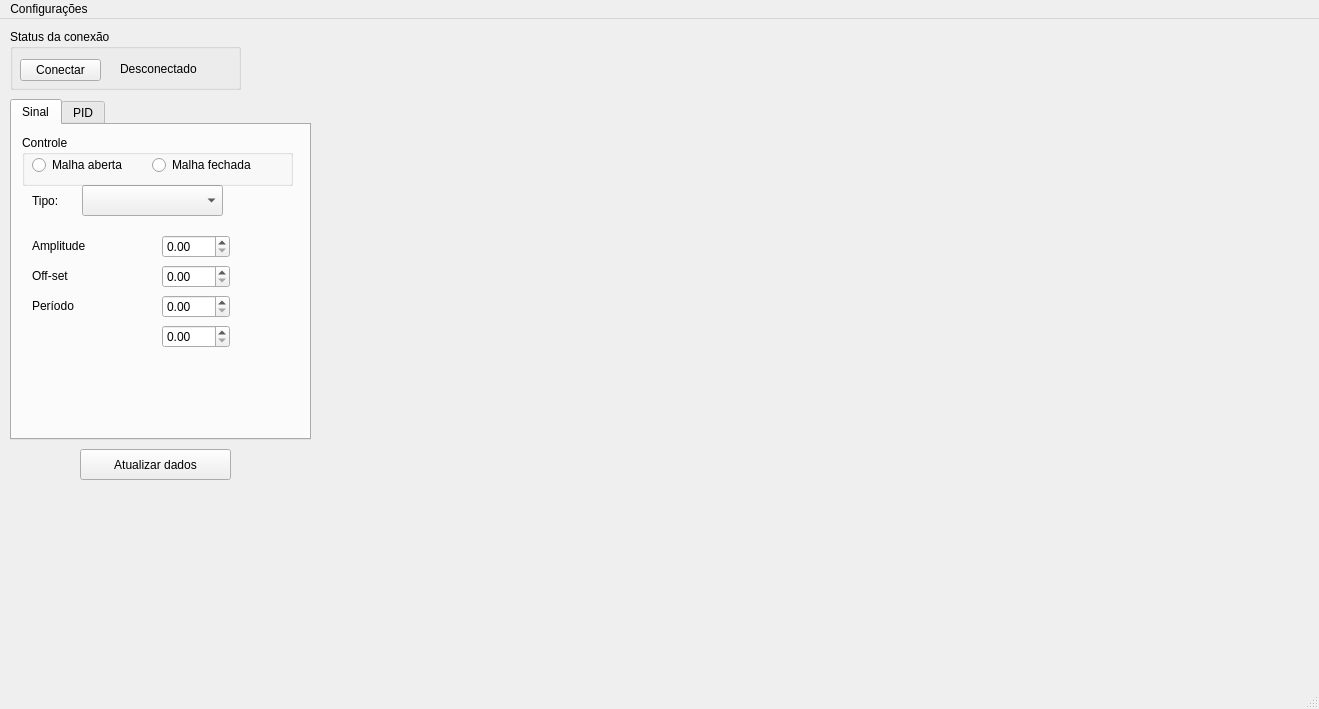
Qt form mainwindow.ui (Chechunlong/control) before a commit.
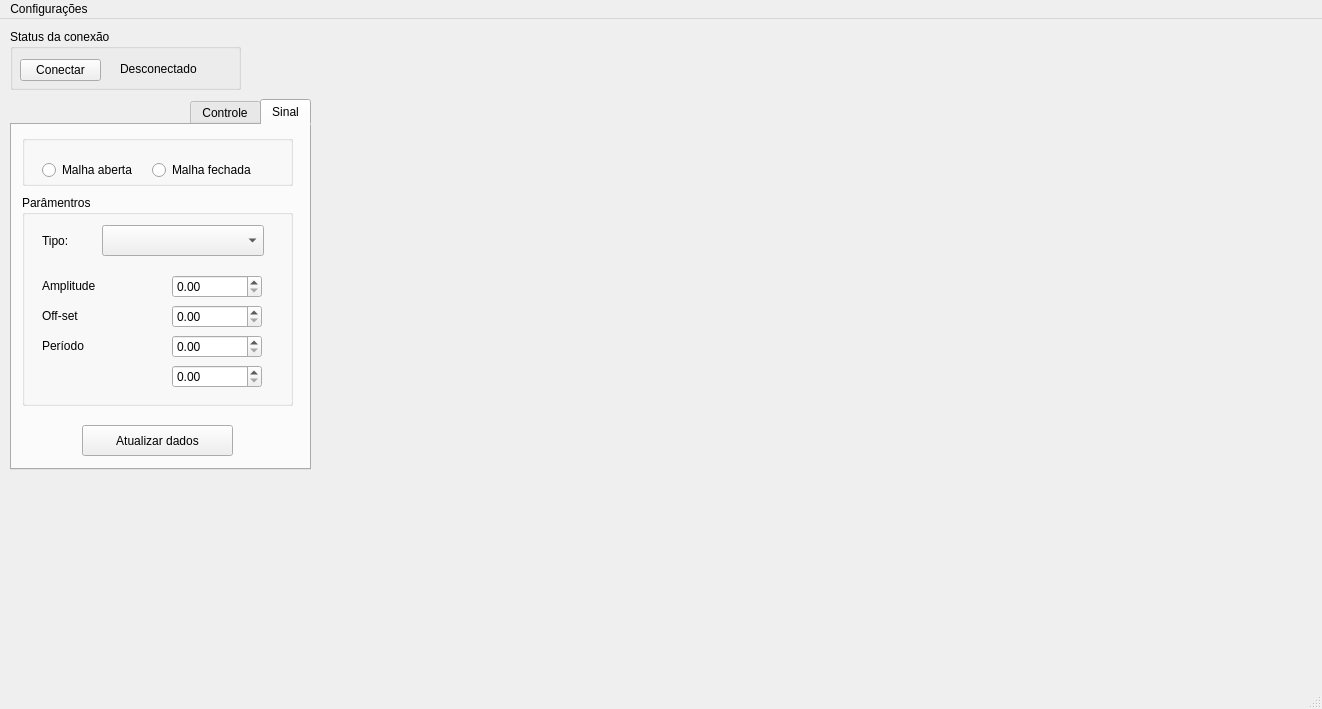
The same form after that commit. The open tabs and pages were chosen to show the change. Custom widgets are drawn as their Qt base class.

Patch:
```diff
--- a/mainwindow.ui
+++ b/mainwindow.ui
@@ -6,7 +6,7 @@
    <rect>
     <x>0</x>
     <y>0</y>
-    <width>1319</width>
+    <width>1322</width>
     <height>709</height>
    </rect>
   </property>
@@ -133,9 +133,12 @@
       <x>10</x>
       <y>80</y>
       <width>301</width>
-      <height>341</height>
+      <height>371</height>
      </rect>
     </property>
+    <property name="layoutDirection">
+     <enum>Qt::RightToLeft</enum>
+    </property>
     <property name="currentIndex">
      <number>1</number>
     </property>
@@ -143,142 +146,6 @@
      <attribute name="title">
       <string>Sinal</string>
      </attribute>
-     <widget class="QDoubleSpinBox" name="dSpinAux">
-      <property name="geometry">
-       <rect>
-        <x>150</x>
-        <y>200</y>
-        <width>68</width>
-        <height>23</height>
-       </rect>
-      </property>
-      <property name="singleStep">
-       <double>0.500000000000000</double>
-      </property>
-     </widget>
-     <widget class="QLabel" name="labelPeriodo">
-      <property name="geometry">
-       <rect>
-        <x>20</x>
-        <y>170</y>
-        <width>131</width>
-        <height>21</height>
-       </rect>
-      </property>
-      <property name="text">
-       <string>Período</string>
-      </property>
-      <property name="alignment">
-       <set>Qt::AlignLeading|Qt::AlignLeft|Qt::AlignVCenter</set>
-      </property>
-     </widget>
-     <widget class="QComboBox" name="comboTipoSinal">
-      <property name="geometry">
-       <rect>
-        <x>70</x>
-        <y>60</y>
-        <width>141</width>
-        <height>31</height>
-       </rect>
-      </property>
-     </widget>
-     <widget class="QLabel" name="labelAmp">
-      <property name="geometry">
-       <rect>
-        <x>20</x>
-        <y>110</y>
-        <width>131</width>
-        <height>21</height>
-       </rect>
-      </property>
-      <property name="text">
-       <string>Amplitude</string>
-      </property>
-      <property name="alignment">
-       <set>Qt::AlignLeading|Qt::AlignLeft|Qt::AlignVCenter</set>
-      </property>
-     </widget>
-     <widget class="QDoubleSpinBox" name="dSpinPeriodo">
-      <property name="geometry">
-       <rect>
-        <x>150</x>
-        <y>170</y>
-        <width>68</width>
-        <height>23</height>
-       </rect>
-      </property>
-      <property name="singleStep">
-       <double>0.500000000000000</double>
-      </property>
-     </widget>
-     <widget class="QLabel" name="labelTipoSinal">
-      <property name="geometry">
-       <rect>
-        <x>20</x>
-        <y>60</y>
-        <width>59</width>
-        <height>31</height>
-       </rect>
-      </property>
-      <property name="text">
-       <string>Tipo:</string>
-      </property>
-     </widget>
-     <widget class="QLabel" name="labelOffSet">
-      <property name="geometry">
-       <rect>
-        <x>20</x>
-        <y>140</y>
-        <width>131</width>
-        <height>21</height>
-       </rect>
-      </property>
-      <property name="text">
-       <string>Off-set</string>
-      </property>
-      <property name="alignment">
-       <set>Qt::AlignLeading|Qt::AlignLeft|Qt::AlignVCenter</set>
-      </property>
-     </widget>
-     <widget class="QDoubleSpinBox" name="dSpinOffSet">
-      <property name="geometry">
-       <rect>
-        <x>150</x>
-        <y>140</y>
-        <width>68</width>
-        <height>23</height>
-       </rect>
-      </property>
-      <property name="singleStep">
-       <double>0.500000000000000</double>
-      </property>
-     </widget>
-     <widget class="QDoubleSpinBox" name="dSpinAmp">
-      <property name="geometry">
-       <rect>
-        <x>150</x>
-        <y>110</y>
-        <width>68</width>
-        <height>23</height>
-       </rect>
-      </property>
-      <property name="singleStep">
-       <double>0.500000000000000</double>
-      </property>
-     </widget>
-     <widget class="QLabel" name="labelAux">
-      <property name="geometry">
-       <rect>
-        <x>20</x>
-        <y>200</y>
-        <width>59</width>
-        <height>14</height>
-       </rect>
-      </property>
-      <property name="text">
-       <string/>
-      </property>
-     </widget>
      <widget class="QGroupBox" name="groupBox_2">
       <property name="geometry">
        <rect>
@@ -288,16 +155,19 @@
         <height>51</height>
        </rect>
       </property>
+      <property name="layoutDirection">
+       <enum>Qt::LeftToRight</enum>
+      </property>
       <property name="title">
-       <string>Controle</string>
+       <string/>
       </property>
       <widget class="QRadioButton" name="radioAberta">
        <property name="geometry">
         <rect>
-         <x>10</x>
+         <x>20</x>
          <y>20</y>
          <width>102</width>
-         <height>20</height>
+         <height>30</height>
         </rect>
        </property>
        <property name="text">
@@ -310,7 +180,7 @@
          <x>130</x>
          <y>20</y>
          <width>121</width>
-         <height>20</height>
+         <height>30</height>
         </rect>
        </property>
        <property name="text">
@@ -318,10 +188,175 @@
        </property>
       </widget>
      </widget>
+     <widget class="QGroupBox" name="groupBox_4">
+      <property name="geometry">
+       <rect>
+        <x>10</x>
+        <y>70</y>
+        <width>271</width>
+        <height>211</height>
+       </rect>
+      </property>
+      <property name="layoutDirection">
+       <enum>Qt::LeftToRight</enum>
+      </property>
+      <property name="title">
+       <string>Parâmentros</string>
+      </property>
+      <widget class="QLabel" name="labelAmp">
+       <property name="geometry">
+        <rect>
+         <x>20</x>
+         <y>80</y>
+         <width>131</width>
+         <height>21</height>
+        </rect>
+       </property>
+       <property name="text">
+        <string>Amplitude</string>
+       </property>
+       <property name="alignment">
+        <set>Qt::AlignLeading|Qt::AlignLeft|Qt::AlignVCenter</set>
+       </property>
+      </widget>
+      <widget class="QLabel" name="labelAux">
+       <property name="geometry">
+        <rect>
+         <x>20</x>
+         <y>170</y>
+         <width>120</width>
+         <height>20</height>
+        </rect>
+       </property>
+       <property name="text">
+        <string/>
+       </property>
+      </widget>
+      <widget class="QDoubleSpinBox" name="dSpinAux">
+       <property name="geometry">
+        <rect>
+         <x>150</x>
+         <y>170</y>
+         <width>90</width>
+         <height>23</height>
+        </rect>
+       </property>
+       <property name="singleStep">
+        <double>0.500000000000000</double>
+       </property>
+      </widget>
+      <widget class="QDoubleSpinBox" name="dSpinPeriodo">
+       <property name="geometry">
+        <rect>
+         <x>150</x>
+         <y>140</y>
+         <width>90</width>
+         <height>23</height>
+        </rect>
+       </property>
+       <property name="singleStep">
+        <double>0.500000000000000</double>
+       </property>
+      </widget>
+      <widget class="QComboBox" name="comboTipoSinal">
+       <property name="geometry">
+        <rect>
+         <x>80</x>
+         <y>30</y>
+         <width>162</width>
+         <height>31</height>
+        </rect>
+       </property>
+      </widget>
+      <widget class="QLabel" name="labelTipoSinal">
+       <property name="geometry">
+        <rect>
+         <x>20</x>
+         <y>30</y>
+         <width>59</width>
+         <height>31</height>
+        </rect>
+       </property>
+       <property name="text">
+        <string>Tipo:</string>
+       </property>
+      </widget>
+      <widget class="QLabel" name="labelPeriodo">
+       <property name="geometry">
+        <rect>
+         <x>20</x>
+         <y>140</y>
+         <width>131</width>
+         <height>21</height>
+        </rect>
+       </property>
+       <property name="text">
+        <string>Período</string>
+       </property>
+       <property name="alignment">
+        <set>Qt::AlignLeading|Qt::AlignLeft|Qt::AlignVCenter</set>
+       </property>
+      </widget>
+      <widget class="QDoubleSpinBox" name="dSpinAmp">
+       <property name="geometry">
+        <rect>
+         <x>150</x>
+         <y>80</y>
+         <width>90</width>
+         <height>23</height>
+        </rect>
+       </property>
+       <property name="singleStep">
+        <double>0.500000000000000</double>
+       </property>
+      </widget>
+      <widget class="QLabel" name="labelOffSet">
+       <property name="geometry">
+        <rect>
+         <x>20</x>
+         <y>110</y>
+         <width>131</width>
+         <height>21</height>
+        </rect>
+       </property>
+       <property name="text">
+        <string>Off-set</string>
+       </property>
+       <property name="alignment">
+        <set>Qt::AlignLeading|Qt::AlignLeft|Qt::AlignVCenter</set>
+       </property>
+      </widget>
+      <widget class="QDoubleSpinBox" name="dSpinOffSet">
+       <property name="geometry">
+        <rect>
+         <x>150</x>
+         <y>110</y>
+         <width>90</width>
+         <height>23</height>
+        </rect>
+       </property>
+       <property name="singleStep">
+        <double>0.500000000000000</double>
+       </property>
+      </widget>
+     </widget>
+     <widget class="QPushButton" name="buttonAtualizar">
+      <property name="geometry">
+       <rect>
+        <x>70</x>
+        <y>300</y>
+        <width>151</width>
+        <height>31</height>
+       </rect>
+      </property>
+      <property name="text">
+       <string>Atualizar dados</string>
+      </property>
+     </widget>
     </widget>
     <widget class="QWidget" name="tab_controle">
      <attribute name="title">
-      <string>PID</string>
+      <string>Controle</string>
      </attribute>
      <widget class="QGroupBox" name="groupBox">
       <property name="geometry">
@@ -451,31 +486,6 @@
      </widget>
     </widget>
    </widget>
-   <widget class="QPushButton" name="buttonAtualizar">
-    <property name="geometry">
-     <rect>
-      <x>80</x>
-      <y>430</y>
-      <width>151</width>
-      <height>31</height>
-     </rect>
-    </property>
-    <property name="text">
-     <string>Atualizar dados</string>
-    </property>
-   </widget>
-   <zorder>groupConectar</zorder>
-   <zorder>graficoEscrita</zorder>
-   <zorder>graficoLeitura</zorder>
-   <zorder>lb_kd_td</zorder>
-   <zorder>le_kd_td</zorder>
-   <zorder>lb_kp</zorder>
-   <zorder>le_kp</zorder>
-   <zorder>le_ki_ti</zorder>
-   <zorder>lb_ki_ti</zorder>
-   <zorder>buttonAtualizar</zorder>
-   <zorder>tabWidget</zorder>
-   <zorder>buttonAtualizar</zorder>
   </widget>
   <widget class="QStatusBar" name="statusBar"/>
   <widget class="QMenuBar" name="menuBar">
@@ -483,7 +493,7 @@
     <rect>
      <x>0</x>
      <y>0</y>
-     <width>1319</width>
+     <width>1322</width>
      <height>19</height>
     </rect>
    </property>
```
Left out of the diff: 206 changed lines with no effect on the pictures.
